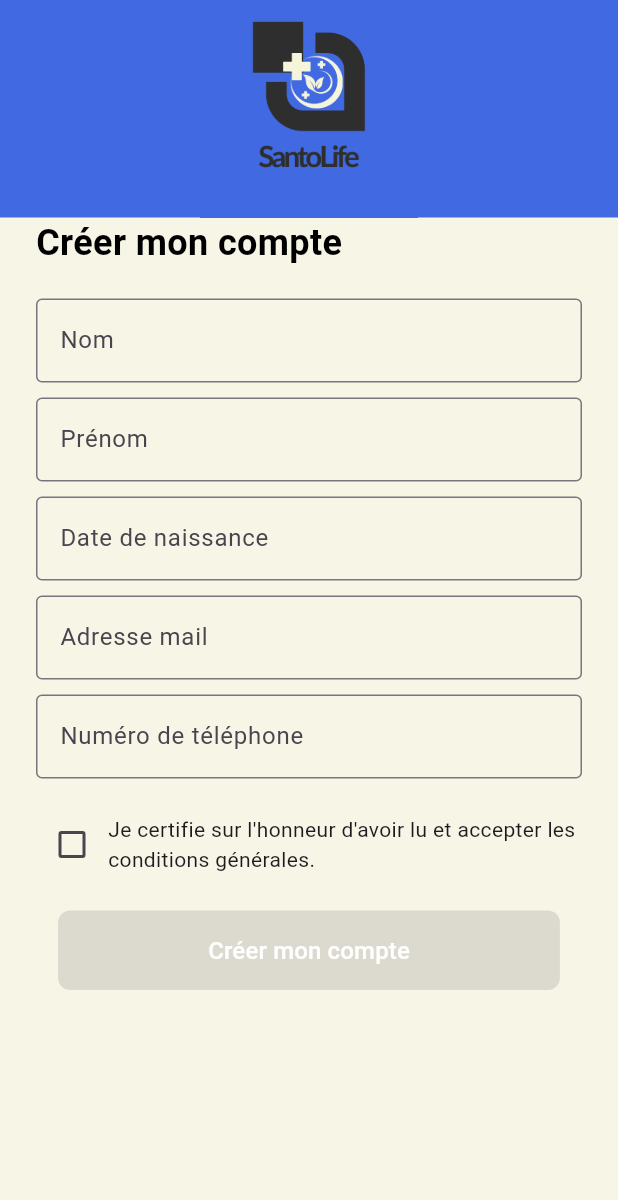
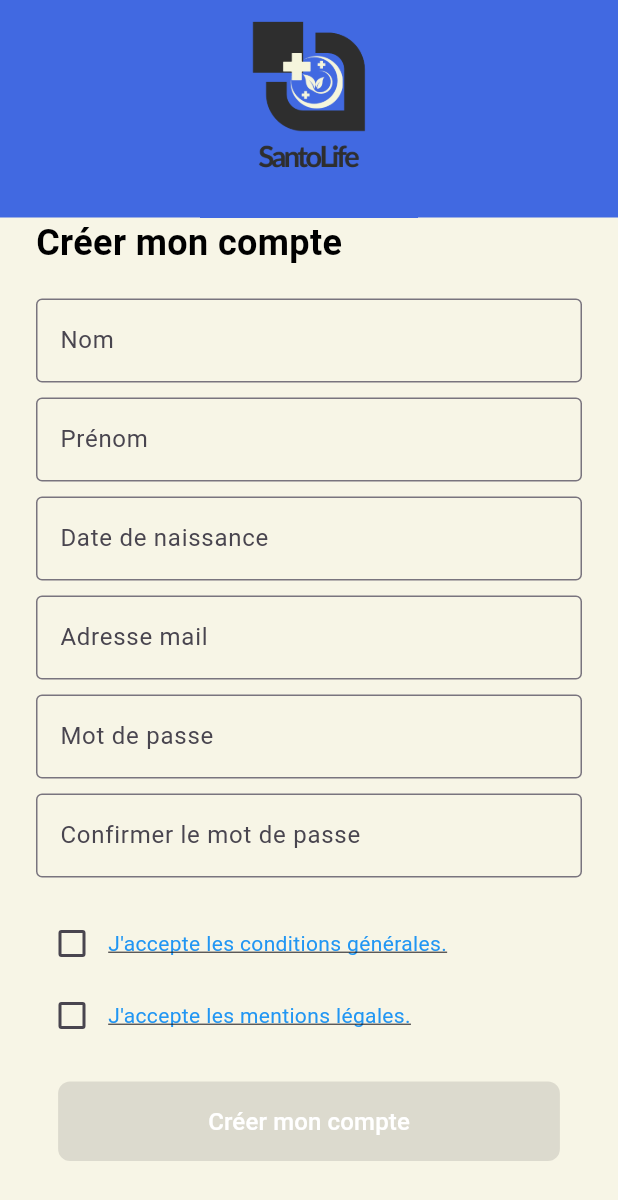
Before and after one commit to Alexandreboz/SanoLife, a Flutter app: the SignupPage screen opened directly, on a phone screen of 412 x 824 dp. Shown: the top 1200 px of the screen. Run offline on Flutter 3.47's test engine with Material 3 defaults, Android fonts, the phone set to English and light mode, and no system bars; our stand-ins replace image_picker; network calls fail.

Commit message:
page légal et condition

```diff
--- a/lib/signup_page.dart
+++ b/lib/signup_page.dart
@@ -1,4 +1,7 @@
 import 'package:flutter/material.dart';
+import 'legal_mention.dart';
+import 'condition.dart'; // Page des conditions générales
+import 'login_page.dart'; // Page de connexion
 
 class SignupPage extends StatefulWidget {
   @override
@@ -7,7 +10,11 @@ class SignupPage extends StatefulWidget {
 
 class _SignupPageState extends State<SignupPage> {
   // Variables pour les champs du formulaire
-  bool _isChecked = false;
+  bool _isCheckedConditions = false;
+  bool _isCheckedMentions = false;
+  final TextEditingController _emailController = TextEditingController();
+  final TextEditingController _passwordController = TextEditingController();
+  final TextEditingController _confirmPasswordController = TextEditingController();
 
   @override
   Widget build(BuildContext context) {
@@ -26,7 +33,7 @@ class _SignupPageState extends State<SignupPage> {
                 child: Column(
                   children: [
                     Image.asset(
-                      'asset/image/sano_life2.png',  // Chemin du logo
+                      'asset/image/sano_life2.png', // Chemin du logo
                       height: 145,
                     ),
                   ],
@@ -71,33 +78,90 @@ class _SignupPageState extends State<SignupPage> {
                     ),
                     SizedBox(height: 10),
                     TextField(
+                      controller: _emailController,
                       decoration: InputDecoration(
                         labelText: 'Adresse mail',
                         border: OutlineInputBorder(),
                       ),
                     ),
                     SizedBox(height: 10),
+
+                    // Champ Mot de passe
                     TextField(
+                      controller: _passwordController,
+                      obscureText: true, // Masquer le mot de passe
                       decoration: InputDecoration(
-                        labelText: 'Numéro de téléphone',
+                        labelText: 'Mot de passe',
+                        border: OutlineInputBorder(),
+                      ),
+                    ),
+                    SizedBox(height: 10),
+                    // Champ Confirmer le mot de passe
+                    TextField(
+                      controller: _confirmPasswordController,
+                      obscureText: true, // Masquer le mot de passe
+                      decoration: InputDecoration(
+                        labelText: 'Confirmer le mot de passe',
                         border: OutlineInputBorder(),
                       ),
                     ),
                     SizedBox(height: 20),
-                    // Checkbox pour les conditions générales
+                    // Checkbox pour les conditions générales avec lien
                     Row(
                       children: [
                         Checkbox(
-                          value: _isChecked,
+                          value: _isCheckedConditions,
                           onChanged: (bool? value) {
                             setState(() {
-                              _isChecked = value ?? false;
+                              _isCheckedConditions = value ?? false;
                             });
                           },
                         ),
-                        Expanded(
+                        GestureDetector(
+                          onTap: () {
+                            // Rediriger vers la page des Conditions Générales
+                            Navigator.push(
+                              context,
+                              MaterialPageRoute(
+                                  builder: (context) => TermsAndConditionsPage()), // Page des Conditions
+                            );
+                          },
                           child: Text(
-                            "Je certifie sur l'honneur d'avoir lu et accepter les conditions générales.",
+                            "J'accepte les conditions générales.",
+                            style: TextStyle(
+                              color: Colors.blue,
+                              decoration: TextDecoration.underline,
+                            ),
+                          ),
+                        ),
+                      ],
+                    ),
+                    // Checkbox pour les mentions légales avec redirection
+                    Row(
+                      children: [
+                        Checkbox(
+                          value: _isCheckedMentions,
+                          onChanged: (bool? value) {
+                            setState(() {
+                              _isCheckedMentions = value ?? false;
+                            });
+                          },
+                        ),
+                        GestureDetector(
+                          onTap: () {
+                            // Rediriger vers la page des Mentions Légales
+                            Navigator.push(
+                              context,
+                              MaterialPageRoute(
+                                  builder: (context) => LegalMentionsPage()), // Page des Mentions Légales
+                            );
+                          },
+                          child: Text(
+                            "J'accepte les mentions légales.",
+                            style: TextStyle(
+                              color: Colors.blue,
+                              decoration: TextDecoration.underline,
+                            ),
                           ),
                         ),
                       ],
@@ -106,11 +170,31 @@ class _SignupPageState extends State<SignupPage> {
                     // Bouton pour créer le compte
                     Center(
                       child: ElevatedButton(
-                        onPressed: _isChecked
+                        onPressed: (_isCheckedConditions && _isCheckedMentions)
                             ? () {
-                                // Action pour la création du compte
+                                // Vérifier si le mot de passe et la confirmation correspondent
+                                if (_passwordController.text == _confirmPasswordController.text) {
+                                  // Rediriger vers la page de login avec un message de succès
+                                  ScaffoldMessenger.of(context).showSnackBar(
+                                    SnackBar(
+                                      content: Text('Compte créé avec succès !'),
+                                    ),
+                                  );
+                                  Navigator.push(
+                                    context,
+                                    MaterialPageRoute(
+                                        builder: (context) => LoginPage()), // Page de connexion
+                                  );
+                                } else {
+                                  // Afficher un message d'erreur si les mots de passe ne correspondent pas
+                                  ScaffoldMessenger.of(context).showSnackBar(
+                                    SnackBar(
+                                      content: Text('Les mots de passe ne correspondent pas.'),
+                                    ),
+                                  );
+                                }
                               }
-                            : null, // Désactiver le bouton si les conditions ne sont pas cochées
+                            : null, // Désactiver le bouton si les conditions ou les mentions ne sont pas cochées
                         style: ElevatedButton.styleFrom(
                           backgroundColor: Colors.black, // Couleur du bouton
                           padding: EdgeInsets.symmetric(
```
Also changed, not shown: lib/condition.dart (added, +97 -0 lines), lib/documents.dart (+4 -7 lines), lib/legal_mention.dart (added, +119 -0 lines), lib/tableau_de_bord.dart (+15 -1 lines).
